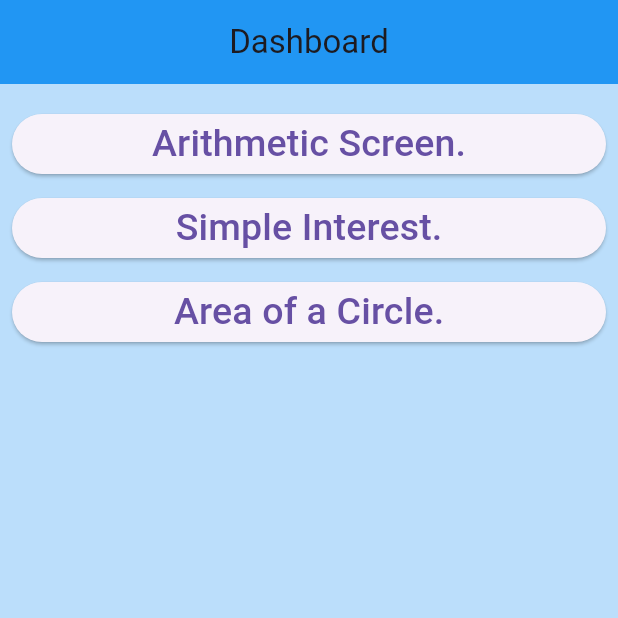
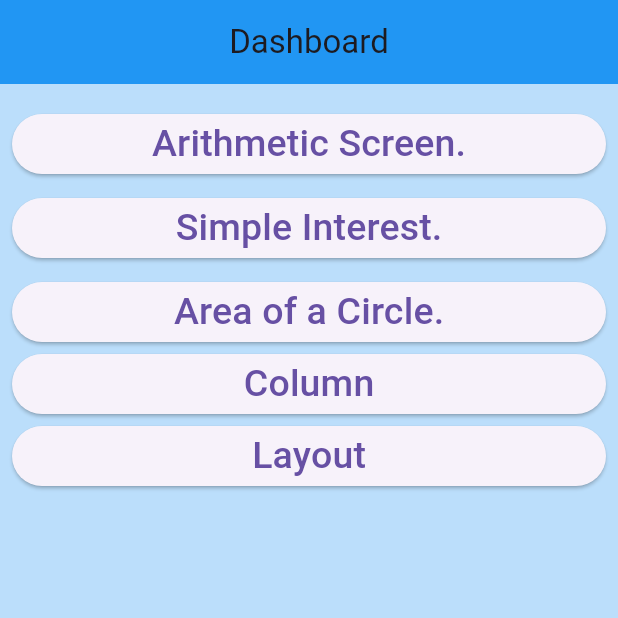
Before and after one commit to darshan937/first_app, a Flutter app: the screen it shows after launch, on a phone screen of 412 x 824 dp, the top half of it. Run offline on Flutter 3.47's test engine with Material 3 defaults, Android fonts, the phone set to English and light mode, and no system bars.

Commit message:
new commit

```diff
--- a/lib/screen/arithmetic_screen.dart
+++ b/lib/screen/arithmetic_screen.dart
@@ -1,4 +1,3 @@
-
 import 'package:flutter/material.dart';
 import 'package:second_app/model/arithmetic_model.dart';
 
@@ -66,7 +65,9 @@ class _ArithmeticScreenState extends State<ArithmeticScreen> {
                   labelText: 'Enter Second No',
                 ),
               ),
+
               const SizedBox(height: 8),
+
               // Button
               SizedBox(
                 width: double.infinity,
@@ -81,7 +82,7 @@ class _ArithmeticScreenState extends State<ArithmeticScreen> {
                     });
                   },
                   child: const Text(
-                    'subtract',
+                    'Calculate',
                     style: TextStyle(
                       fontSize: 25,
                     ),
--- a/lib/screen/dashboard.dart
+++ b/lib/screen/dashboard.dart
@@ -1,8 +1,8 @@
-
-
 import 'package:flutter/material.dart';
 import 'package:second_app/screen/area_of_circle_screen.dart';
 import 'package:second_app/screen/arithmetic_screen.dart';
+import 'package:second_app/screen/column_screen.dart';
+import 'package:second_app/screen/layout_screen.dart';
 import 'package:second_app/screen/simple_interest.dart';
 
 class DashboardScreen extends StatelessWidget {
@@ -80,6 +80,42 @@ class DashboardScreen extends StatelessWidget {
                 ),
               ),
             ),
+            // Button 4
+            SizedBox(
+              width: double.infinity,
+              child: ElevatedButton(
+                onPressed: () {
+                  Navigator.push(
+                      context,
+                      MaterialPageRoute(
+                          builder: (context) => const ColumnScreen()));
+                },
+                child: const Text(
+                  'Column',
+                  style: TextStyle(
+                    fontSize: 25,
+                  ),
+                ),
+              ),
+            ),
+            // Button 5
+            SizedBox(
+              width: double.infinity,
+              child: ElevatedButton(
+                onPressed: () {
+                  Navigator.push(
+                      context,
+                      MaterialPageRoute(
+                          builder: (context) => const LayoutScreen()));
+                },
+                child: const Text(
+                  'Layout',
+                  style: TextStyle(
+                    fontSize: 25,
+                  ),
+                ),
+              ),
+            ),
             const SizedBox(height: 8),
           ],
         ),
```
Also changed, not shown: lib/model/arithmetic_model.dart (+16 -0 lines), lib/screen/column_screen.dart (added, +27 -0 lines), lib/screen/layout_screen.dart (+36 -2 lines).
